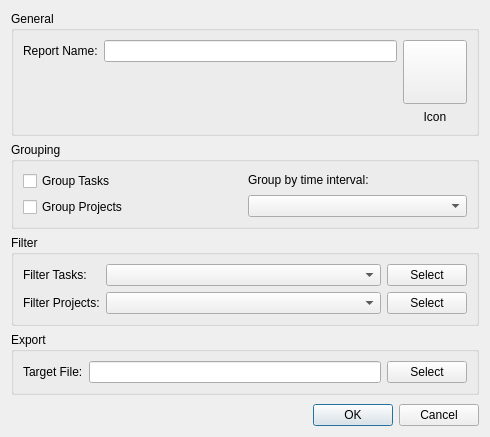
frankHa/dontpanic, file src/dontpanik/kpart/core/ui/editreporttypedialog.ui: the form before one commit.
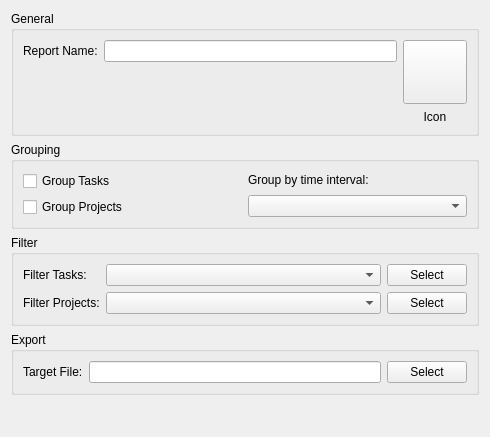
The form after the commit. Custom widgets are drawn as their Qt base class.

Commit message: -turned EditReportTypeDialog into a KDialog

Diff of the .ui file:
```diff
--- a/src/dontpanik/kpart/core/ui/editreporttypedialog.ui
+++ b/src/dontpanik/kpart/core/ui/editreporttypedialog.ui
@@ -1,7 +1,7 @@
 <?xml version="1.0" encoding="UTF-8"?>
 <ui version="4.0">
  <class>EditReportTypeDialog</class>
- <widget class="QDialog" name="EditReportTypeDialog">
+ <widget class="QWidget" name="EditReportTypeDialog">
   <property name="geometry">
    <rect>
     <x>0</x>
@@ -237,17 +237,7 @@
       </size>
      </property>
     </spacer>
-   </item>
-   <item>
-    <widget class="QDialogButtonBox" name="buttonBox">
-     <property name="orientation">
-      <enum>Qt::Horizontal</enum>
-     </property>
-     <property name="standardButtons">
-      <set>QDialogButtonBox::Cancel|QDialogButtonBox::Ok</set>
-     </property>
-    </widget>
-   </item>
+   </item>   
   </layout>
  </widget>
  <customwidgets>
```
The commit also changes 2 other files.
